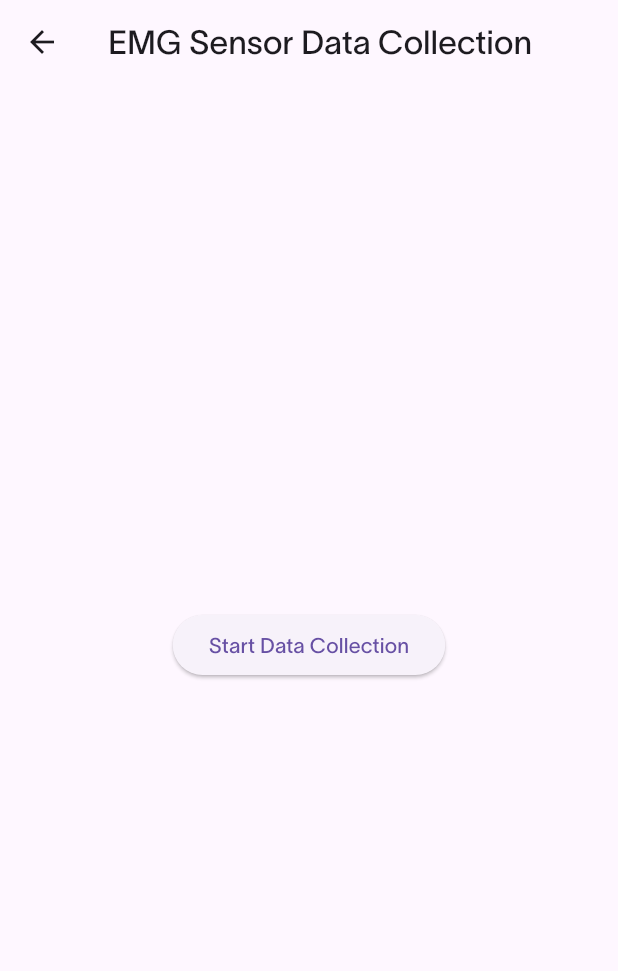
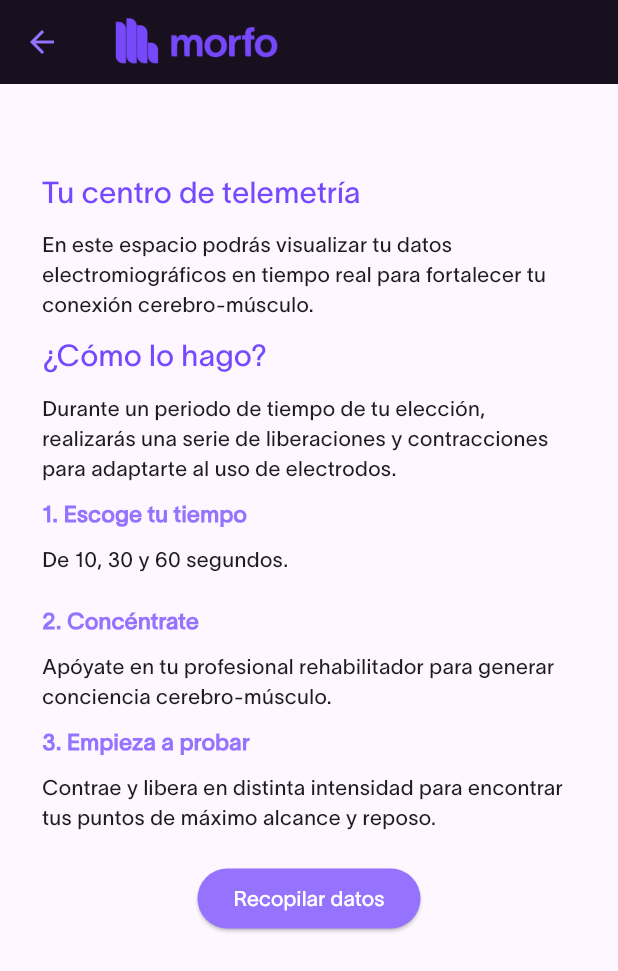
Before and after one commit to binivazqua/Morfo-App, a Flutter app: the timerSendPage screen opened directly, on a phone screen of 412 x 824 dp. Shown: the top 971 px of the screen. Run offline on Flutter 3.47's test engine with Material 3 defaults, Android fonts, the phone set to English and light mode, and no system bars; our stand-ins replace firebase_auth, firebase_core, firebase_database, fl_chart, flutter_animate, google_nav_bar and 1 more; missing offline and left inert: cupertino_battery_indicator; accounts and stored records are empty.

Commit message:
telemetry funcionality done

```diff
--- a/lib/display_info/databaseGrouped.dart
+++ b/lib/display_info/databaseGrouped.dart
@@ -76,7 +76,10 @@ class _dataGroupedState extends State<dataGrouped> {
       appBar: AppBar(
         foregroundColor: lilyPurple,
         backgroundColor: draculaPurple,
-        title: Text("Sensor Data Visualization"),
+        title: Image(
+            width: 120,
+            image: AssetImage(
+                'lib/design/logos/principal_morado_negro-removebg-preview.png')),
       ),
       body: Padding(
         padding: const EdgeInsets.all(20.0),
@@ -124,7 +127,7 @@ class _dataGroupedState extends State<dataGrouped> {
                               titlesData: FlTitlesData(
                                 show: true,
                                 bottomTitles: AxisTitles(
-                                  axisNameWidget: Text('Readings for $day'),
+                                  axisNameWidget: Text('Lapso de prueba (30s)'),
                                   axisNameSize: 20,
                                 ),
                               ),
--- a/lib/info/timerSendSensorDat.dart
+++ b/lib/info/timerSendSensorDat.dart
@@ -73,23 +73,134 @@ class _timerSendPageState extends State<timerSendPage> {
   Widget build(BuildContext context) {
     return Scaffold(
       appBar: AppBar(
-        title: Text('EMG Sensor Data Collection'),
+        foregroundColor: lilyPurple,
+        backgroundColor: draculaPurple,
+        title: Image(
+          width: 120,
+          image: AssetImage(
+              'lib/design/logos/principal_morado_negro-removebg-preview.png'),
+        ),
       ),
       body: Padding(
         padding: const EdgeInsets.all(20.0),
         child: Center(
+          child: Padding(
+            padding: const EdgeInsets.all(8.0),
+            child: Column(
+              children: [
+                if (!isCollectingData)
+                  Container(
                       child: Column(
                     mainAxisAlignment: MainAxisAlignment.center,
+                    crossAxisAlignment: CrossAxisAlignment.start,
                     children: [
-              if (!isCollectingData)
+                      SizedBox(
+                        height: 30,
+                      ),
+                      Text(
+                        'Tu centro de telemetría',
+                        textAlign: TextAlign.center,
+                        style: TextStyle(fontSize: 20, color: darkPeriwinkle),
+                      ),
+                      SizedBox(
+                        height: 10,
+                      ),
+                      Text(
+                          'En este espacio podrás visualizar tu datos electromiográficos en tiempo real para fortalecer tu conexión cerebro-músculo.'),
+                      SizedBox(
+                        height: 10,
+                      ),
+                      Text(
+                        '¿Cómo lo hago?',
+                        textAlign: TextAlign.start,
+                        style: TextStyle(fontSize: 20, color: darkPeriwinkle),
+                      ),
+                      SizedBox(
+                        height: 10,
+                      ),
+                      Text(
+                          'Durante un periodo de tiempo de tu elección, realizarás una serie de liberaciones y contracciones para adaptarte al uso de electrodos.'),
+                      SizedBox(
+                        height: 10,
+                      ),
+                      Text(
+                        '1. Escoge tu tiempo',
+                        textAlign: TextAlign.start,
+                        style: TextStyle(
+                            fontSize: 15,
+                            color: lilyPurple,
+                            fontWeight: FontWeight.bold),
+                      ),
+                      SizedBox(
+                        height: 10,
+                      ),
+                      Text('De 10, 30 y 60 segundos.'),
+                      SizedBox(
+                        height: 10,
+                      ),
+                      SizedBox(
+                        height: 10,
+                      ),
+                      Text(
+                        '2. Concéntrate',
+                        textAlign: TextAlign.start,
+                        style: TextStyle(
+                            fontSize: 15,
+                            color: lilyPurple,
+                            fontWeight: FontWeight.bold),
+                      ),
+                      SizedBox(
+                        height: 10,
+                      ),
+                      Text(
+                          'Apóyate en tu profesional rehabilitador para generar conciencia cerebro-músculo.'),
+                      SizedBox(
+                        height: 10,
+                      ),
+                      Text(
+                        '3. Empieza a probar',
+                        textAlign: TextAlign.start,
+                        style: TextStyle(
+                            fontSize: 15,
+                            color: lilyPurple,
+                            fontWeight: FontWeight.bold),
+                      ),
+                      SizedBox(
+                        height: 10,
+                      ),
+                      Text(
+                          'Contrae y libera en distinta intensidad para encontrar tus puntos de máximo alcance y reposo.'),
+                      SizedBox(
+                        height: 20,
+                      ),
+                      Row(
+                        crossAxisAlignment: CrossAxisAlignment.center,
+                        mainAxisAlignment: MainAxisAlignment.center,
+                        children: [
                           ElevatedButton(
                             onPressed: startDataCollection,
-                  child: Text('Start Data Collection'),
+                            child: Text(
+                              'Recopilar datos',
+                              style: TextStyle(color: morfoWhite),
                             ),
+                            style: ButtonStyle(
+                                backgroundColor:
+                                    WidgetStatePropertyAll(lilyPurple)),
+                          ),
+                        ],
+                      )
+                    ],
+                  )),
                 if (isCollectingData)
                   Column(
+                    mainAxisAlignment: MainAxisAlignment.center,
+                    crossAxisAlignment: CrossAxisAlignment.center,
                     children: [
-                    Text('Collecting data... $_remainingTime seconds left'),
+                      SizedBox(
+                        height: 100,
+                      ),
+                      Text(
+                          'Recopilando datos $_remainingTime segundos restantes'),
                       SizedBox(height: 20),
                       AspectRatio(
                         aspectRatio: 1,
@@ -105,7 +216,8 @@ class _timerSendPageState extends State<timerSendPage> {
                             bottomTitles: AxisTitles(
                               axisNameSize: 50,
                               axisNameWidget: Row(
-                              mainAxisAlignment: MainAxisAlignment.spaceAround,
+                                mainAxisAlignment:
+                                    MainAxisAlignment.spaceAround,
                                 children: [
                                   Text('TOMA 1'),
                                   Text('TOMA 2'),
@@ -157,13 +269,12 @@ class _timerSendPageState extends State<timerSendPage> {
                 SizedBox(height: 20),
                 if (!isCollectingData && spots.isNotEmpty)
                   ElevatedButton(
-                  onPressed: () {
-                    Navigator.pop(context,
-                        MaterialPageRoute(builder: (context) => dataVis()));
-                  },
-                  child: Text('Generate Report'),
+                    onPressed: () => showReportDialog(
+                        context, findMaxValue(spots), findMinValue(spots)),
+                    child: Text('Generar Reporte'),
                   ),
               ],
+            ),
           ),
         ),
       ),
@@ -202,12 +313,16 @@ class _timerSendPageState extends State<timerSendPage> {
     return spots.map((spot) => spot.y).reduce((a, b) => a > b ? a : b);
   }
 
+  double findMinValue(List<FlSpot> spots) {
+    return spots.map((spot) => spot.y).reduce((a, b) => a < b ? a : b);
+  }
+
   void showMaxValueDialog(BuildContext context, double maxValue) {
     showDialog(
       context: context,
       builder: (_) => AlertDialog(
         title: Text('Max Value'),
-        content: Text('The maximum value recorded is: $maxValue'),
+        content: Text('Nuevo máximo detectado: $maxValue'),
         actions: [
           TextButton(
             onPressed: () => Navigator.pop(context),
@@ -218,33 +333,29 @@ class _timerSendPageState extends State<timerSendPage> {
     );
   }
 
-  void showReportDialog(BuildContext context) {
+  void showReportDialog(
+      BuildContext context, double maxValue, double minValue) {
     showDialog(
       context: context,
       builder: (_) => AlertDialog(
-        title: Text('Sensor Data Report'),
+        title: Text(
+          'Reporte de Telemetría',
+          style: TextStyle(color: lilyPurple, fontSize: 20),
+        ),
         content: Column(
+          mainAxisAlignment: MainAxisAlignment.start,
+          crossAxisAlignment: CrossAxisAlignment.start,
           mainAxisSize: MainAxisSize.min,
           children: [
-            Text('Report: ${spots.length} data points collected.'),
-            SizedBox(height: 10),
-            ListView.builder(
-              shrinkWrap: true,
-              itemCount: spots.length,
-              itemBuilder: (context, index) {
-                return ListTile(
-                  title: Text(
-                    'Point $index: X=${spots[index].x}, Y=${spots[index].y}',
-                  ),
-                );
-              },
-            ),
+            Text('Reporte: ${spots.length} puntos recolectados.'),
+            Text('Valor máximo: ${maxValue} '),
+            Text('Valor mínimo: ${minValue} '),
           ],
         ),
         actions: [
           TextButton(
             onPressed: () => Navigator.pop(context),
-            child: Text('Close'),
+            child: Text('Cerrar'),
           ),
         ],
       ),
```
Lines whose indentation alone changed are shown as unchanged.
